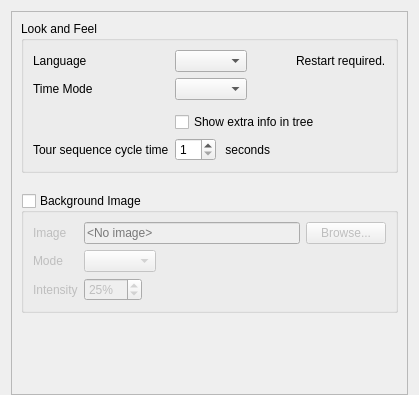
Old version of the form client/libclient/src/ui/widgets/local_settings/look_and_feel_preferences_widget.ui in the repository networkoptix/nx_open.
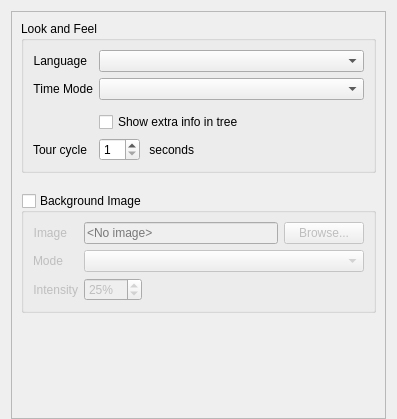
New version of the form. Custom widgets are drawn as their Qt base class.

```diff
--- a/client/libclient/src/ui/widgets/local_settings/look_and_feel_preferences_widget.ui
+++ b/client/libclient/src/ui/widgets/local_settings/look_and_feel_preferences_widget.ui
@@ -6,8 +6,8 @@
    <rect>
     <x>0</x>
     <y>0</y>
-    <width>419</width>
-    <height>395</height>
+    <width>397</width>
+    <height>419</height>
    </rect>
   </property>
   <property name="windowTitle">
@@ -33,8 +33,8 @@
        <rect>
         <x>0</x>
         <y>0</y>
-        <width>399</width>
-        <height>300</height>
+        <width>377</width>
+        <height>294</height>
        </rect>
       </property>
       <property name="sizePolicy">
@@ -61,64 +61,46 @@
             <property name="text">
              <string>Language</string>
             </property>
+            <property name="alignment">
+             <set>Qt::AlignRight|Qt::AlignTrailing|Qt::AlignVCenter</set>
+            </property>
             <property name="buddy">
              <cstring>languageComboBox</cstring>
             </property>
            </widget>
           </item>
           <item row="0" column="1">
-           <layout class="QHBoxLayout" name="horizontalLayout_7">
-            <item>
-             <widget class="QComboBox" name="languageComboBox"/>
-            </item>
-            <item>
-             <spacer name="horizontalSpacer_3">
-              <property name="orientation">
-               <enum>Qt::Horizontal</enum>
-              </property>
-              <property name="sizeHint" stdset="0">
-               <size>
-                <width>40</width>
-                <height>20</height>
-               </size>
-              </property>
-             </spacer>
-            </item>
-            <item>
-             <widget class="QLabel" name="languageWarningLabel">
-              <property name="text">
-               <string>Restart required.</string>
-              </property>
-             </widget>
-            </item>
-           </layout>
+           <widget class="QComboBox" name="languageComboBox">
+            <property name="font">
+             <font>
+              <weight>75</weight>
+              <bold>true</bold>
+             </font>
+            </property>
+           </widget>
           </item>
           <item row="1" column="0">
            <widget class="QLabel" name="timeModeLabel">
             <property name="text">
              <string>Time Mode</string>
             </property>
+            <property name="alignment">
+             <set>Qt::AlignRight|Qt::AlignTrailing|Qt::AlignVCenter</set>
+            </property>
+            <property name="buddy">
+             <cstring>timeModeComboBox</cstring>
+            </property>
            </widget>
           </item>
           <item row="1" column="1">
-           <layout class="QHBoxLayout" name="horizontalLayout_6">
-            <item>
-             <widget class="QComboBox" name="timeModeComboBox"/>
-            </item>
-            <item>
-             <spacer name="horizontalSpacer">
-              <property name="orientation">
-               <enum>Qt::Horizontal</enum>
-              </property>
-              <property name="sizeHint" stdset="0">
-               <size>
-                <width>40</width>
-                <height>20</height>
-               </size>
-              </property>
-             </spacer>
-            </item>
-           </layout>
+           <widget class="QComboBox" name="timeModeComboBox">
+            <property name="font">
+             <font>
+              <weight>75</weight>
+              <bold>true</bold>
+             </font>
+            </property>
+           </widget>
           </item>
           <item row="2" column="1">
            <widget class="QnWordWrappedLabel" name="timeModeWarningLabel" native="true"/>
@@ -133,7 +115,10 @@
           <item row="4" column="0">
            <widget class="QLabel" name="tourCycleTimeLabel">
             <property name="text">
-             <string>Tour sequence cycle time</string>
+             <string>Tour cycle</string>
+            </property>
+            <property name="alignment">
+             <set>Qt::AlignRight|Qt::AlignTrailing|Qt::AlignVCenter</set>
             </property>
             <property name="buddy">
              <cstring>tourCycleTimeSpinBox</cstring>
@@ -163,6 +148,12 @@
        </item>
        <item>
         <widget class="QGroupBox" name="imageGroupBox">
+         <property name="font">
+          <font>
+           <weight>50</weight>
+           <bold>false</bold>
+          </font>
+         </property>
          <property name="title">
           <string>Background Image</string>
          </property>
@@ -181,6 +172,12 @@
             <property name="text">
              <string>Image</string>
             </property>
+            <property name="alignment">
+             <set>Qt::AlignRight|Qt::AlignTrailing|Qt::AlignVCenter</set>
+            </property>
+            <property name="buddy">
+             <cstring>imageNameLineEdit</cstring>
+            </property>
            </widget>
           </item>
           <item row="0" column="1">
@@ -211,31 +208,17 @@
             </property>
            </widget>
           </item>
-          <item row="1" column="1">
-           <layout class="QHBoxLayout" name="horizontalLayout_2">
-            <item>
-             <widget class="QComboBox" name="imageModeComboBox"/>
-            </item>
-            <item>
-             <spacer name="horizontalSpacer_6">
-              <property name="orientation">
-               <enum>Qt::Horizontal</enum>
-              </property>
-              <property name="sizeHint" stdset="0">
-               <size>
-                <width>40</width>
-                <height>20</height>
-               </size>
-              </property>
-             </spacer>
-            </item>
-           </layout>
-          </item>
           <item row="2" column="0">
            <widget class="QLabel" name="imageOpacityLabel">
             <property name="text">
              <string>Intensity</string>
             </property>
+            <property name="alignment">
+             <set>Qt::AlignRight|Qt::AlignTrailing|Qt::AlignVCenter</set>
+            </property>
+            <property name="buddy">
+             <cstring>imageOpacitySpinBox</cstring>
+            </property>
            </widget>
           </item>
           <item row="2" column="1">
@@ -271,6 +254,16 @@
             </item>
            </layout>
           </item>
+          <item row="1" column="1">
+           <widget class="QComboBox" name="imageModeComboBox">
+            <property name="font">
+             <font>
+              <weight>75</weight>
+              <bold>true</bold>
+             </font>
+            </property>
+           </widget>
+          </item>
          </layout>
         </widget>
        </item>
```
Left out of the diff: 24 changed lines with no effect on the pictures.
